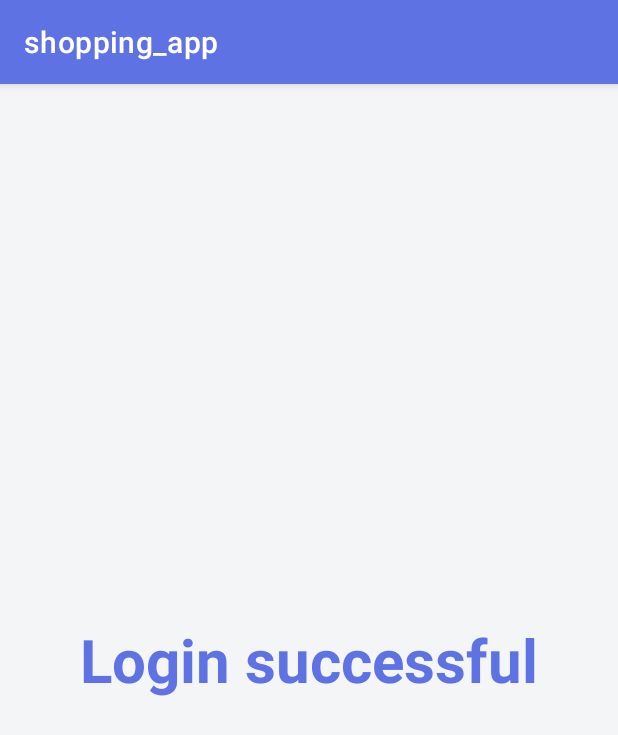
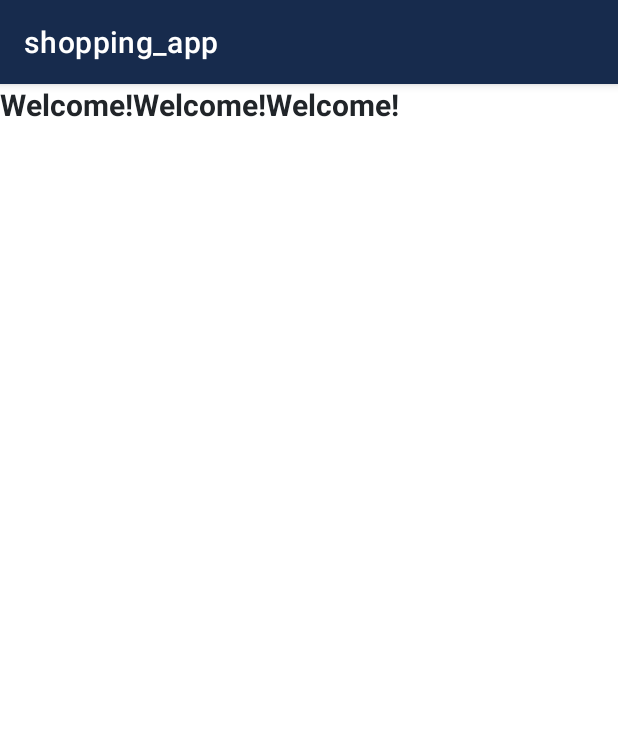
Before and after one commit to jacobgreenberg/android-shopping-app, an Android app: the LoginSuccess screen opened directly, with no data from a screen before it, on a phone screen of 412 x 824 dp. Shown: the top 735 px of the screen. Run offline under Robolectric (Android 15) with nearby library versions, the light colour scheme and no system bars.

Commit message:
logo causing crash onstart

```diff
--- a/app/src/main/res/layout/activity_main.xml
+++ b/app/src/main/res/layout/activity_main.xml
@@ -10,23 +10,31 @@
         android:layout_height="match_parent"
         android:orientation="vertical"
         android:gravity="center"
-        android:background="@color/secondary">
+        android:background="@color/secondary"
+        tools:ignore="UselessParent">
 
-    <TextView
-        android:layout_width="wrap_content"
-        android:layout_height="wrap_content"
-        android:text="@string/welcome"
-        android:textSize="40sp"
-        android:fontFamily="sans-serif"
-        android:textStyle="bold"
-        android:textColor="@color/primary"/>
+        <TextView
+            android:layout_width="wrap_content"
+            android:layout_height="wrap_content"
+            android:text="@string/welcome"
+            android:textColor="@color/dark"
+            android:textSize="60sp"
+            android:textStyle="bold"/>
+
+<!--        <ImageView-->
+<!--            android:layout_width="400dp"-->
+<!--            android:layout_height="150dp"-->
+<!--            android:src="@drawable/aj_logo"-->
+<!--            android:contentDescription="@string/a_amp_j_logo"-->
+<!--            android:scaleType="fitCenter"/>-->
 
         <Button
+            android:layout_marginTop="30dp"
             android:id="@+id/create_account_button"
-            android:layout_marginTop="30dp"
             android:layout_width="wrap_content"
             android:layout_height="wrap_content"
             android:text="@string/create_an_account" />
+
         <Button
             android:id="@+id/login_button"
             android:layout_marginTop="10dp"
--- a/app/src/main/res/layout/login_success.xml
+++ b/app/src/main/res/layout/login_success.xml
@@ -1,27 +1,36 @@
 <?xml version="1.0" encoding="utf-8"?>
-<RelativeLayout xmlns:android="http://schemas.android.com/apk/res/android"
+<GridLayout xmlns:android="http://schemas.android.com/apk/res/android"
     xmlns:tools="http://schemas.android.com/tools"
     android:layout_width="match_parent"
     android:layout_height="match_parent"
-    tools:context=".MainActivity">
-
-    <LinearLayout
-        android:layout_width="match_parent"
-        android:layout_height="match_parent"
-        android:orientation="vertical"
-        android:gravity="center"
-        android:background="@color/secondary">
+    tools:context=".LoginSuccess"
+    android:columnCount="3">
 
     <TextView
         android:layout_width="wrap_content"
         android:layout_height="wrap_content"
-        android:text="Login successful"
-        android:textSize="40sp"
-        android:fontFamily="sans-serif"
-        android:textStyle="bold"
-        android:textColor="@color/primary"/>
+        android:text="@string/welcome"
+        android:textColor="@color/dark"
+        android:textSize="20sp"
+        android:layout_column="0"
+        android:textStyle="bold"/>
+    <TextView
+        android:layout_width="wrap_content"
+        android:layout_height="wrap_content"
+        android:text="@string/welcome"
+        android:textColor="@color/dark"
+        android:textSize="20sp"
+        android:layout_column="1"
+        android:textStyle="bold"/>
+    <TextView
+        android:layout_width="wrap_content"
+        android:layout_height="wrap_content"
+        android:text="@string/welcome"
+        android:textColor="@color/dark"
+        android:textSize="20sp"
+        android:layout_column="2"
+        android:textStyle="bold"/>
 
 
-    </LinearLayout>
 
-</RelativeLayout>
+</GridLayout>
--- a/app/src/main/res/values/strings.xml
+++ b/app/src/main/res/values/strings.xml
@@ -8,4 +8,5 @@
     <string name="password">Password</string>
     <string name="password_again">Password again</string>
     <string name="submit">Submit</string>
+    <string name="a_amp_j_logo"><![CDATA[A&J Logo]]></string>
 </resources>
--- a/app/src/main/res/values/themes.xml
+++ b/app/src/main/res/values/themes.xml
@@ -2,7 +2,7 @@
     <!-- Base application theme. -->
     <style name="Theme.Shopping_app" parent="Theme.MaterialComponents.DayNight.DarkActionBar">
         <!-- Primary brand color. -->
-        <item name="colorPrimary">@color/primary</item>
+        <item name="colorPrimary">@color/navy</item>
         <item name="colorPrimaryVariant">@color/navy</item>
         <item name="colorOnPrimary">@color/white</item>
         <!-- Secondary brand color. -->
```
Also changed, not shown: app/src/main/res/drawable-v24/aj_logo.png (added).
